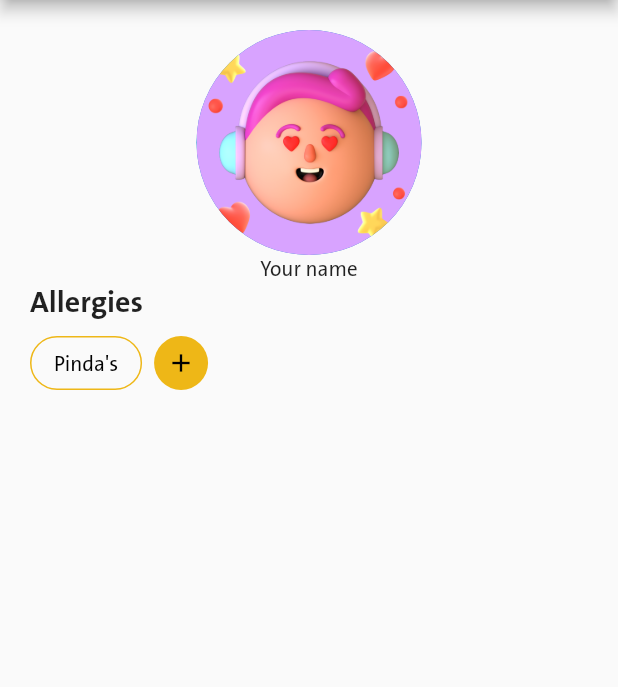
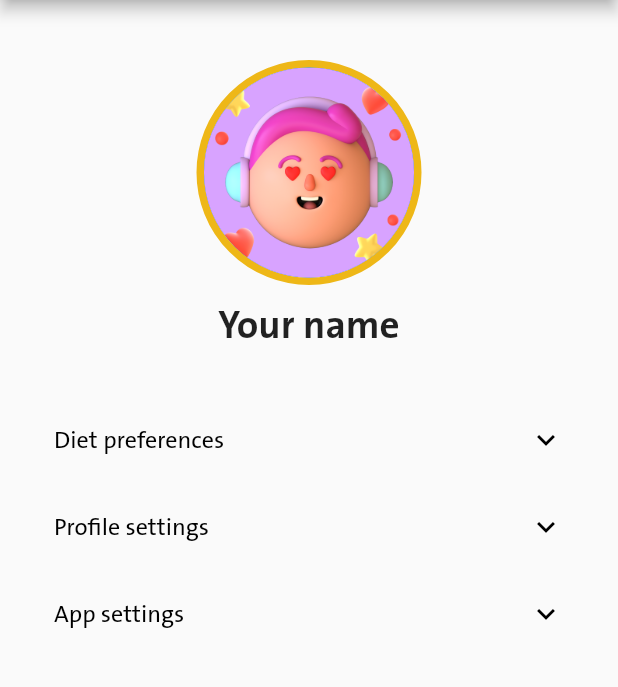
Before and after one commit to EditaAnomaly/S7-ASM-Jumbo-project, a Flutter app: the ProfilePage screen opened directly, on a phone screen of 412 x 824 dp, the part 84-771 px from its top. Run offline on Flutter 3.47's test engine with Material 2 defaults, Android fonts, the phone set to English and light mode, and no system bars; our stand-ins replace flutter_bloc; missing offline and left inert: flutter_barcode_scanner.

Commit message:
feat: profile page design

```diff
--- a/lib/pages/profile_page.dart
+++ b/lib/pages/profile_page.dart
@@ -13,10 +13,12 @@ class _ProfilePageState extends State<ProfilePage> {
     return Scaffold(
       appBar: AppBar(
         title: Row(children: const <Widget>[
-            Text('Your ',
+          Text(
+            'Your ',
             style: TextStyle(
               fontSize: 24,
-                )),
+            ),
+          ),
           Text(
             'Profile',
             style: TextStyle(
@@ -35,15 +37,13 @@ class _ProfilePageState extends State<ProfilePage> {
         child: Column(
           mainAxisAlignment: MainAxisAlignment.start,
           crossAxisAlignment: CrossAxisAlignment.start,
-              children: const [
-                Avatar(),
-                PreferenceSelector(),
-              ],
-            )));
+          children: const [Avatar(), SizedBox(height: 30), CollapseTile()],
+        ),
+      ),
+    );
   }
 }
 
-// padding: const EdgeInsets.all(20.0),
 class Avatar extends StatelessWidget {
   const Avatar({super.key});
   @override
@@ -53,9 +53,11 @@ class Avatar extends StatelessWidget {
         crossAxisAlignment: CrossAxisAlignment.center,
         children: <Widget>[
           Container(
+            margin: const EdgeInsets.only(top: 20.0, bottom: 10.0),
             width: 150,
             height: 150,
             decoration: BoxDecoration(
+              border: Border.all(width: 5, color: const Color(0xffEEB717)),
               borderRadius: BorderRadius.circular(140),
             ),
             child: const CircleAvatar(
@@ -65,9 +67,64 @@ class Avatar extends StatelessWidget {
           ),
           const Text(
             'Your name',
+            style: TextStyle(
+              fontSize: 26,
+              fontWeight: FontWeight.bold,
+            ),
           ),
         ],
       )
     ]);
   }
 }
+
+class CollapseTile extends StatefulWidget {
+  const CollapseTile({super.key});
+
+  @override
+  State<CollapseTile> createState() => _CollapseTileState();
+}
+
+class _CollapseTileState extends State<CollapseTile> {
+  @override
+  Widget build(BuildContext context) {
+    return Expanded(
+      child: SingleChildScrollView(
+        child: Column(
+          children: const <Widget>[
+            ExpansionTile(
+              textColor: Color(0xffEEB717),
+              iconColor: Color(0xffEEB717),
+              collapsedTextColor: Colors.black,
+              collapsedIconColor: Colors.black,
+              expandedAlignment: Alignment.centerLeft,
+              childrenPadding: EdgeInsets.only(left: 18.0, bottom: 20),
+              title: Text('Diet preferences'),
+              children: [PreferenceSelector()],
+            ),
+            ExpansionTile(
+              textColor: Color(0xffEEB717),
+              iconColor: Color(0xffEEB717),
+              collapsedTextColor: Colors.black,
+              collapsedIconColor: Colors.black,
+              expandedAlignment: Alignment.centerLeft,
+              childrenPadding: EdgeInsets.only(left: 18.0, bottom: 20),
+              title: Text('Profile settings'),
+              children: [Text("Something here")],
+            ),
+            ExpansionTile(
+              textColor: Color(0xffEEB717),
+              iconColor: Color(0xffEEB717),
+              collapsedTextColor: Colors.black,
+              collapsedIconColor: Colors.black,
+              expandedAlignment: Alignment.centerLeft,
+              childrenPadding: EdgeInsets.only(left: 18.0, bottom: 20),
+              title: Text('App settings'),
+              children: [Text("Something here")],
+            ),
+          ],
+        ),
+      ),
+    );
+  }
+}
--- a/lib/widgets/preferences/preference_selector.dart
+++ b/lib/widgets/preferences/preference_selector.dart
@@ -76,7 +76,7 @@ class _PreferenceSelectorState extends State<PreferenceSelector> {
                 margin: const EdgeInsets.only(right: 8.0, bottom: 8.0),
                 child: OutlinedButton(
                   onPressed: () {
-                    _removePreference(item);
+                    _openOptionDialog();
                   },
                   style: OutlinedButton.styleFrom(
                     tapTargetSize: MaterialTapTargetSize.shrinkWrap,
```
Lines whose indentation alone changed are shown as unchanged.
